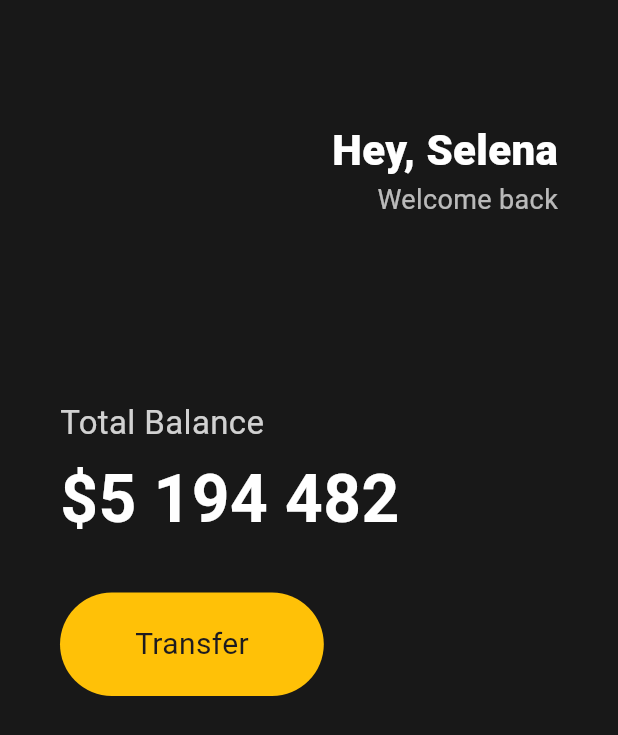
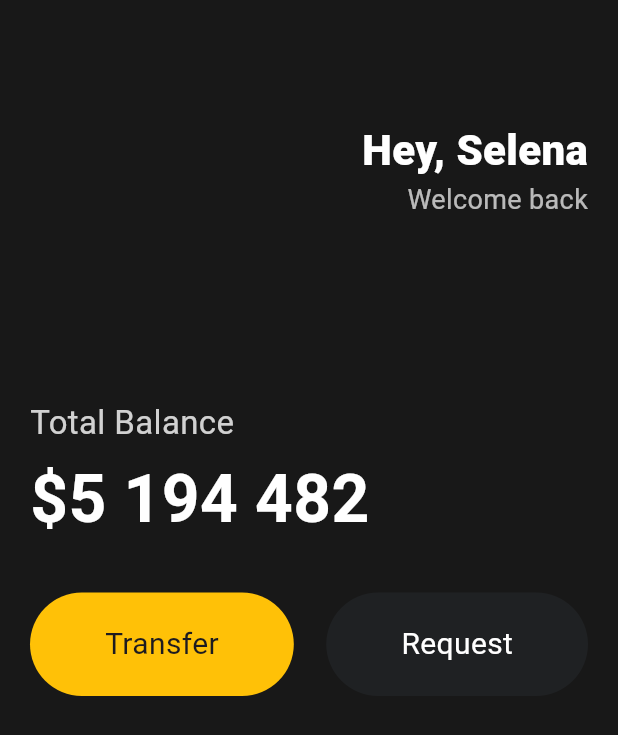
Before and after one commit to zeriong/flutter-intro, a Flutter app: the screen it shows after launch, on a phone screen of 412 x 824 dp. Shown: the top 735 px of the screen. Run offline on Flutter 3.47's test engine with Material 3 defaults, Android fonts, the phone set to English and light mode, and no system bars.

Commit message:
Transfer, Request 버튼 정렬

```diff
--- a/lib/main.dart
+++ b/lib/main.dart
@@ -19,7 +19,9 @@ class App extends StatelessWidget {
           // 전체를 페딩 위젯으로 감싸서 전체 페딩 적용
 
           // 페딩을 EdgeInsets.symmetric를 활용한다면 x, y 의 양방향으로 넣을 수 있음
-          padding: EdgeInsets.symmetric(horizontal: 40),
+          padding: EdgeInsets.symmetric(
+            horizontal: 20,
+          ),
 
           // children
           child: Column(
@@ -93,9 +95,12 @@ class App extends StatelessWidget {
                 height: 30,
               ),
 
-              //
+              // 트랜스퍼, 리퀘스트 버튼들
               Row(
+                // space between 정렬
+                mainAxisAlignment: MainAxisAlignment.spaceBetween,
                 children: [
+                  // Transfer 버튼
                   Container(
                     decoration: BoxDecoration(
                       color: Colors.amber,
@@ -112,7 +117,29 @@ class App extends StatelessWidget {
                           fontSize: 20,
                         ),
                       ),
-                      )),
+                    ),
+                  ),
+
+                  // Request 버튼
+                  Container(
+                    decoration: BoxDecoration(
+                      color: const Color(0xFF1F2123),
+                      borderRadius: BorderRadius.circular(45),
+                    ),
+                    child: const Padding(
+                      padding: EdgeInsets.symmetric(
+                        vertical: 20,
+                        horizontal: 50,
+                      ),
+                      child: Text(
+                        "Request",
+                        style: TextStyle(
+                          fontSize: 20,
+                          color: Colors.white,
+                        ),
+                      ),
+                    ),
+                  ),
                 ],
               )
             ],
```
Lines whose indentation alone changed are shown as unchanged.
